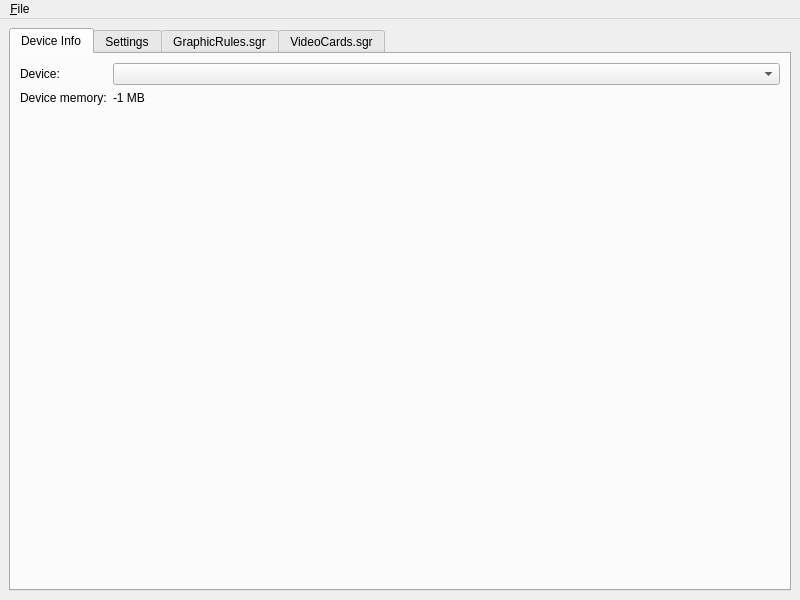
Old version of the form mainwindow.ui in the repository haffmans/graphics-rules-maker.
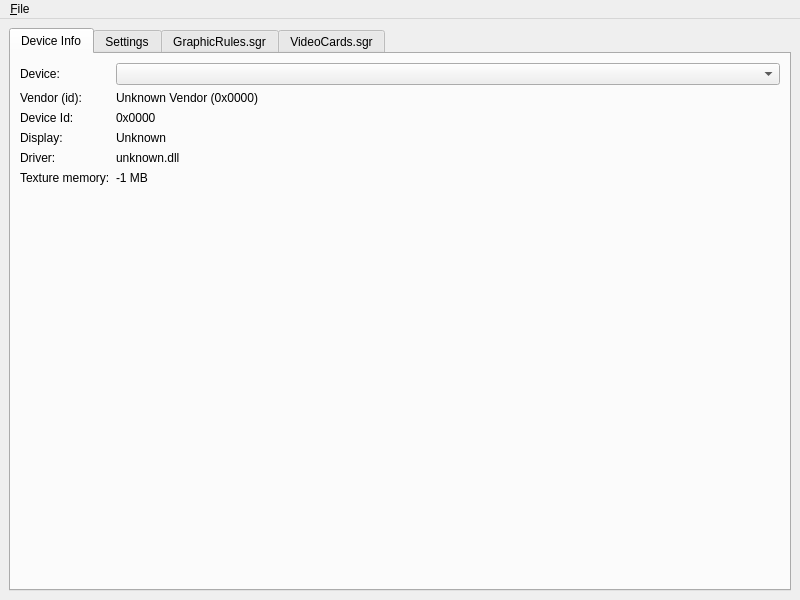
New version of the form.

The edit to the form file:
```diff
--- a/mainwindow.ui
+++ b/mainwindow.ui
@@ -28,17 +28,113 @@
         <string>Device Info</string>
        </attribute>
        <layout class="QFormLayout" name="formLayout">
-        <property name="fieldGrowthPolicy">
-         <enum>QFormLayout::AllNonFixedFieldsGrow</enum>
-        </property>
+        <item row="0" column="0">
+         <widget class="QLabel" name="deviceNameLabel">
+          <property name="text">
+           <string>Device:</string>
+          </property>
+          <property name="buddy">
+           <cstring>deviceSelect</cstring>
+          </property>
+          <property name="textFormat">
+           <enum>Qt::PlainText</enum>
+          </property>
+         </widget>
+        </item>
+        <item row="0" column="1">
+         <widget class="QComboBox" name="deviceSelect"/>
+        </item>
+        <item row="1" column="0">
+         <widget class="QLabel" name="deviceVendorLabel">
+          <property name="text">
+           <string>Vendor (id):</string>
+          </property>
+          <property name="textFormat">
+           <enum>Qt::PlainText</enum>
+          </property>
+         </widget>
+        </item>
+        <item row="1" column="1">
+         <widget class="QLabel" name="deviceVendor">
+          <property name="text">
+           <string>Unknown Vendor (0x0000)</string>
+          </property>
+          <property name="textFormat">
+           <enum>Qt::PlainText</enum>
+          </property>
+         </widget>
+        </item>
+        <item row="2" column="0">
+         <widget class="QLabel" name="deviceIdLabel">
+          <property name="text">
+           <string>Device Id:</string>
+          </property>
+          <property name="textFormat">
+           <enum>Qt::PlainText</enum>
+          </property>
+         </widget>
+        </item>
+        <item row="2" column="1">
+         <widget class="QLabel" name="deviceId">
+          <property name="text">
+           <string>0x0000</string>
+          </property>
+          <property name="textFormat">
+           <enum>Qt::PlainText</enum>
+          </property>
+         </widget>
+        </item>
         <item row="3" column="0">
+         <widget class="QLabel" name="displayLabel">
+          <property name="text">
+           <string>Display:</string>
+          </property>
+          <property name="textFormat">
+           <enum>Qt::PlainText</enum>
+          </property>
+         </widget>
+        </item>
+        <item row="3" column="1">
+         <widget class="QLabel" name="display">
+          <property name="text">
+           <string>Unknown</string>
+          </property>
+          <property name="textFormat">
+           <enum>Qt::PlainText</enum>
+          </property>
+         </widget>
+        </item>
+        <item row="4" column="0">
+         <widget class="QLabel" name="driverLabel">
+          <property name="text">
+           <string>Driver:</string>
+          </property>
+          <property name="textFormat">
+           <enum>Qt::PlainText</enum>
+          </property>
+         </widget>
+        </item>
+        <item row="4" column="1">
+         <widget class="QLabel" name="driver">
+          <property name="text">
+           <string>unknown.dll</string>
+          </property>
+          <property name="textFormat">
+           <enum>Qt::PlainText</enum>
+          </property>
+         </widget>
+        </item>
+        <item row="5" column="0">
          <widget class="QLabel" name="memoryLabel">
           <property name="text">
-           <string>Device memory:</string>
+           <string>Texture memory:</string>
+          </property>
+          <property name="textFormat">
+           <enum>Qt::PlainText</enum>
           </property>
          </widget>
         </item>
-        <item row="3" column="1">
+        <item row="5" column="1">
          <widget class="QLabel" name="memory">
           <property name="text">
            <string>-1 MB</string>
@@ -48,16 +144,6 @@
           </property>
          </widget>
         </item>
-        <item row="2" column="1">
-         <widget class="QComboBox" name="deviceSelect"/>
-        </item>
-        <item row="2" column="0">
-         <widget class="QLabel" name="deviceNameLabel">
-          <property name="text">
-           <string>Device:</string>
-          </property>
-         </widget>
-        </item>
        </layout>
       </widget>
       <widget class="QWidget" name="settingsTab">
```
Left out of the diff: 13 changed lines with no effect on the pictures.
